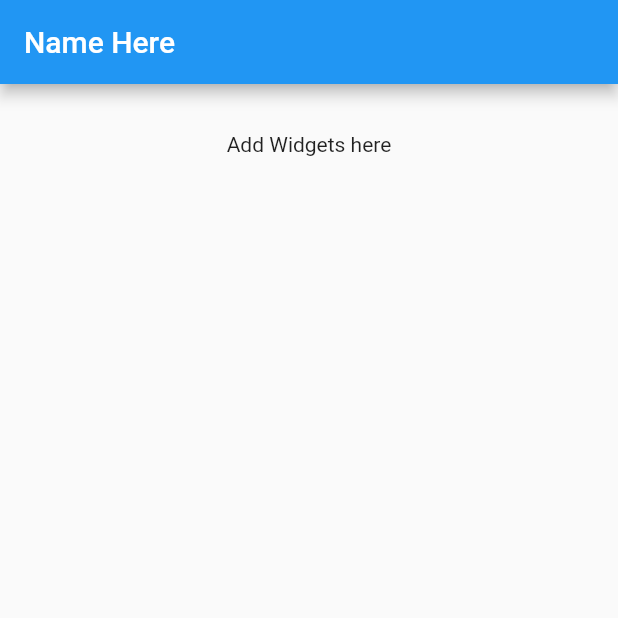
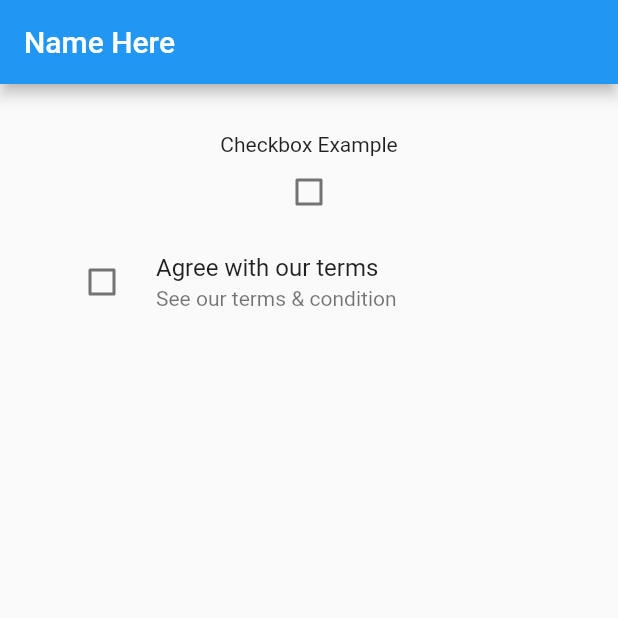
Before and after one commit to addeeandra/flutter-course-udemy, a Flutter app: the screen it shows after launch, on a phone screen of 412 x 824 dp, the top half of it. Run offline on Flutter 3.47's test engine with Material 2 defaults, Android fonts, the phone set to English and light mode, and no system bars.

Commit message:
complete input2

```diff
--- a/lib/main.dart
+++ b/lib/main.dart
@@ -10,6 +10,21 @@ class MyApp extends StatefulWidget {
 }
 
 class _State extends State<MyApp> {
+  bool _value1 = false;
+  bool _value2 = false;
+
+  void _onValue1Changed(bool value) {
+    setState(() {
+      _value1 = value;
+    });
+  }
+
+  void _onValue2Changed(bool value) {
+    setState(() {
+      _value2 = value;
+    });
+  }
+
   @override
   Widget build(BuildContext context) {
     return Scaffold(
@@ -20,7 +35,18 @@ class _State extends State<MyApp> {
         padding: EdgeInsets.all(32),
         child: Center(
           child: Column(
-            children: <Widget>[Text('Add Widgets here')],
+            children: <Widget>[
+              Text('Checkbox Example'),
+              Checkbox(value: _value1, onChanged: _onValue1Changed),
+              CheckboxListTile(
+                value: _value2,
+                onChanged: _onValue2Changed,
+                title: Text('Agree with our terms'),
+                subtitle: Text('See our terms & condition'),
+                controlAffinity: ListTileControlAffinity.leading,
+                activeColor: Colors.red,
+              )
+            ],
           ),
         ),
       ),
```
